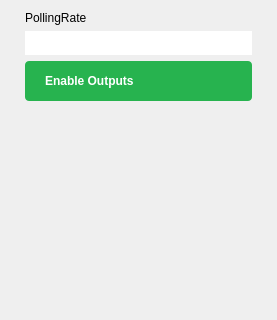
Old version of the form ui/digitaliomenu.ui in the repository analogdevicesinc/scopy.
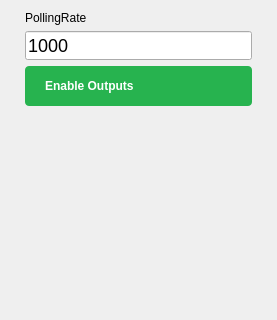
New version of the form.

The edit to the form file:
```diff
--- a/ui/digitaliomenu.ui
+++ b/ui/digitaliomenu.ui
@@ -16,20 +16,11 @@
   <property name="styleSheet">
    <string notr="true">QLineEdit
 {
-  
   font-size: 18px;
   line-height: 21px;
-  color: #FFFFFF;
-  border: 0px;
   border-bottom: 1px solid rgba(255,255,255,100);
 }
 
-QLineEdit:disabled
-{
-  color: rgb(85, 85, 85);
-}
-
-
 </string>
   </property>
   <layout class="QVBoxLayout" name="verticalLayout">
```
